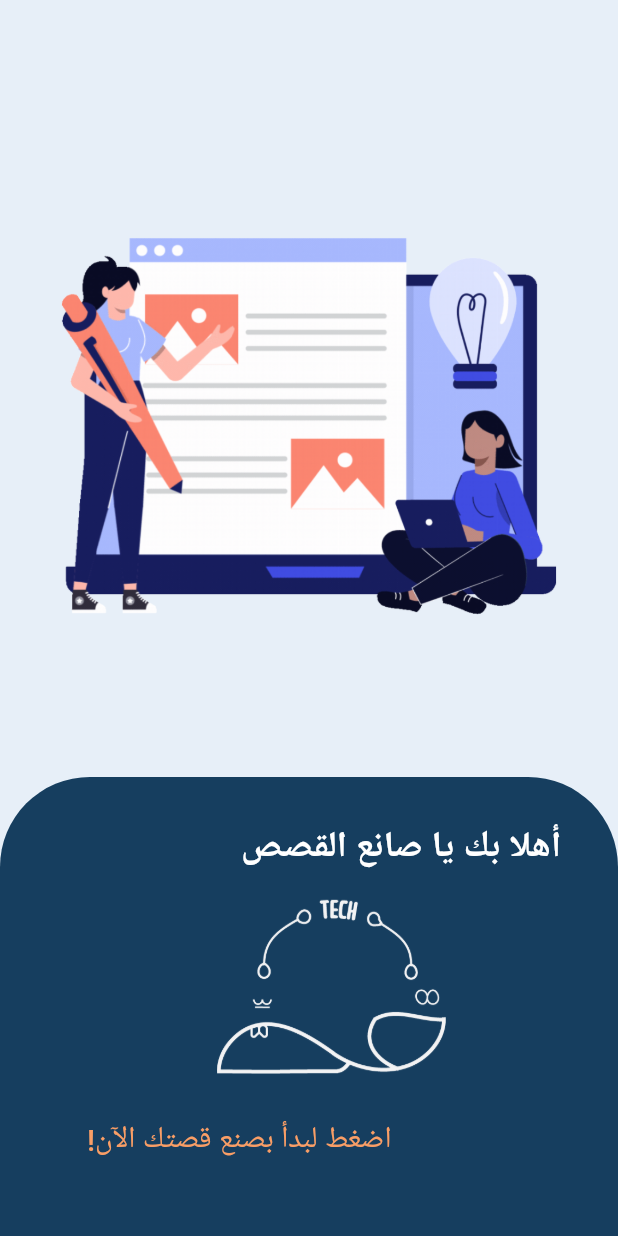
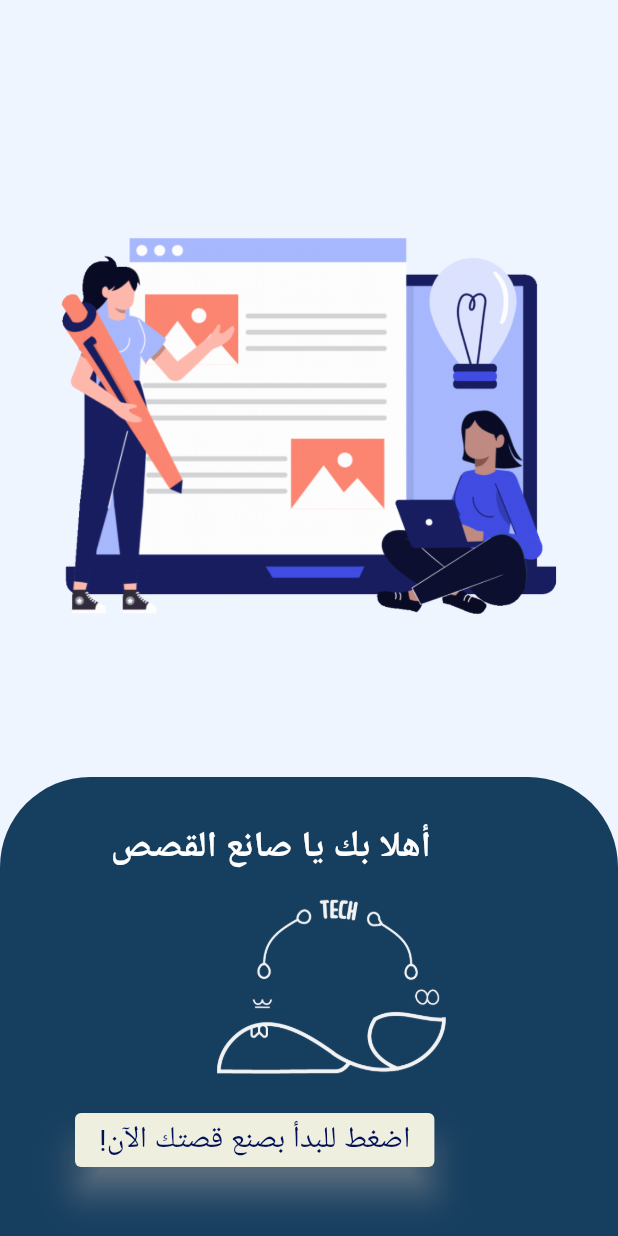
Before and after one commit to Lujain-M02/2023-GP1-6, a Flutter app: the screen it shows after launch, after a tap on "تخطي", on a phone screen of 412 x 824 dp. Run offline on Flutter 3.47's test engine with Material 2 defaults, Android fonts, the phone set to English and light mode, and no system bars; our stand-ins replace animate_do, animated_text_kit, introduction_screen, lottie.

Commit message:
adding a button and its shadow and style class

```diff
--- a/your_story/lib/pages/intro_pages.dart
+++ b/your_story/lib/pages/intro_pages.dart
@@ -4,6 +4,7 @@ import 'package:flutter/material.dart';
 import 'package:flutter/services.dart';
 
 import 'package:introduction_screen/introduction_screen.dart';
+import 'package:your_story/pages/style.dart';
 import 'package:your_story/pages/welcome_page.dart';
 
 class MyHomePage extends StatelessWidget {
@@ -18,9 +19,9 @@ class MyHomePage extends StatelessWidget {
         pageColor: const Color.fromARGB(255, 238, 245, 255),
         imageFlex: -3,
         titleTextStyle: TextStyle(
-          fontSize: 33.0,
+          fontSize: 27.0,
           fontWeight: FontWeight.bold,
-          color: Color.fromARGB(255, 17, 11, 79),
+          color: your_story_Style.titleColor,
         ),
         bodyTextStyle: TextStyle(
           fontSize: 24.0,
@@ -36,9 +37,9 @@ class MyHomePage extends StatelessWidget {
         pageColor: const Color.fromARGB(255, 238, 245, 255),
         imageFlex: -3,
          titleTextStyle: TextStyle(
-          fontSize: 33.0,
+          fontSize: 27.0,
           fontWeight: FontWeight.bold,
-          color: Color.fromARGB(255, 17, 11, 79),
+          color: your_story_Style.titleColor,
         ),
         bodyTextStyle: TextStyle(
           fontSize: 24.0,
@@ -76,19 +77,19 @@ class MyHomePage extends StatelessWidget {
       skip: Text(
         "تخطي",
         style: TextStyle(
-          color: Colors.blue,
+          color: your_story_Style.titleColor,
           fontSize: 25.0,
         ),
       ),
       next: Icon(
         Icons.arrow_forward,
-        color: Colors.blue,
+        color: your_story_Style.titleColor,
       ),
       done: Text(
         "تم",
         style: TextStyle(
           fontWeight: FontWeight.bold,
-          color: Colors.blue,
+          color: your_story_Style.titleColor,
           fontSize: 25.0,
         ),
       ),
@@ -96,7 +97,7 @@ class MyHomePage extends StatelessWidget {
        size: Size(10.0, 10.0),
         color: Colors.grey,
         activeSize: Size(22.0, 10.0),
-        activeColor: Colors.blue,
+        activeColor: your_story_Style.titleColor,
         activeShape: RoundedRectangleBorder(
           borderRadius: BorderRadius.all(Radius.circular(25.0)),
       ),
--- /dev/null
+++ b/your_story/lib/pages/style.dart
@@ -0,0 +1,21 @@
+import 'package:flutter/material.dart';
+
+class your_story_Style {
+  static Color backgroundColor = const Color.fromARGB(255, 238, 245, 255); // Replace with your desired background color
+  static Color buttonColor = Color.fromARGB(255, 238, 239, 223); // Replace with your desired button color
+  static Color buttonShadowColor = Color.fromARGB(255, 230, 224, 224); // Replace with your desired button shadow color
+  static Color titleColor = Color.fromARGB(255, 1, 16, 87); // Replace with your desired title color
+  static Color textColor = Color.fromARGB(255, 37, 53, 120); // Replace with your desired text color
+
+  static BoxDecoration buttonDecoration = BoxDecoration(
+    color: buttonColor,
+    borderRadius: BorderRadius.circular(8.0),
+    boxShadow: [
+      BoxShadow(
+        color: buttonShadowColor,
+        blurRadius: 4.0,
+        offset: Offset(0, 4),
+      ),
+    ],
+  );
+}
--- a/your_story/lib/pages/welcome_page.dart
+++ b/your_story/lib/pages/welcome_page.dart
@@ -1,6 +1,6 @@
 import 'package:animate_do/animate_do.dart';
 import 'package:flutter/material.dart';
-
+import 'package:your_story/pages/style.dart';
 import 'create_story_pages/create_story.dart';
 
 class welcomePage extends StatefulWidget {
@@ -14,8 +14,8 @@ class _welcomePageState extends State<welcomePage> {
   @override
   Widget build(BuildContext context) {
     return Scaffold(
-      backgroundColor: const Color.fromARGB(255, 231, 239, 248),
-      body: Container(
+      backgroundColor:  your_story_Style.backgroundColor,
+      body: SizedBox(
         width: double.infinity,
         child: Column(
           mainAxisAlignment: MainAxisAlignment.spaceBetween,
@@ -47,16 +47,16 @@ class _welcomePageState extends State<welcomePage> {
                 ),
                 child: Column(
                   crossAxisAlignment:
-                      CrossAxisAlignment.center, // Center-align the text
+                      CrossAxisAlignment.center,
                   children: [
                     FadeInUp(
                       duration: const Duration(milliseconds: 1000),
                       delay: const Duration(milliseconds: 1000),
                       from: 50,
                       child: const Center(
-                        // Wrap the Text with Center
+
                         child: Align(
-                          alignment: Alignment.centerRight, // Align to the left
+                          alignment: Alignment.centerLeft,
                           child: Text(
                             ' أهلا بك يا صانع القصص      ',
                             textAlign: TextAlign.center,
@@ -74,10 +74,12 @@ class _welcomePageState extends State<welcomePage> {
                     FadeInUp(
                       duration: const Duration(milliseconds: 1000),
                       delay: const Duration(milliseconds: 1000),
-                      from: 50,
+                      from:50,
                       child: Image.asset(
+          //Padding:EdgeInsets,
                         'assets/white.png',
                         height: 120,
+
                       ),
                     ),
                     const SizedBox(height: 20),
@@ -87,17 +89,25 @@ class _welcomePageState extends State<welcomePage> {
                       from: 70,
                       child: Align(
                       alignment: Alignment.bottomLeft,
-                        child: TextButton(
+                      child: ElevatedButton(
   onPressed: () {
-                            Navigator.of(context).pushReplacement(
+    Navigator.of(context).push(
       MaterialPageRoute(builder: (_) => WhitePage()),
     );
   },
+
+  style: ElevatedButton.styleFrom(
+
+    backgroundColor: your_story_Style.buttonColor,
+    textStyle: const TextStyle(fontSize: 20),
+    elevation: 10,
+    shadowColor: your_story_Style.buttonShadowColor,
+
+  ),
   child: const Text(
-                            '!اضغط لبدأ بصنع قصتك الآن',
+    '!اضغط للبدأ بصنع قصتك الآن',
     style: TextStyle(
-                              fontSize: 20,
-                              color: Color.fromARGB(255, 249, 158, 102),
+      color: Color.fromARGB(255, 1, 16, 87), // Text color
     ),
   ),
 ),
@@ -133,7 +143,7 @@ class WhitePage extends StatelessWidget {
       floatingActionButton: FloatingActionButton(
         onPressed: () {
           Navigator.of(context).pushReplacement(
-            MaterialPageRoute(builder: (_) => CreateStory()),
+            MaterialPageRoute(builder: (_) => const CreateStory()),
           );
         },
         child: const Text(
--- a/your_story/lib/startScreen.dart
+++ b/your_story/lib/startScreen.dart
@@ -31,7 +31,7 @@ Navigator.pushReplacement(context, MaterialPageRoute(builder: (context)=> MyHome
       backgroundColor: Colors.transparent,
       body: Stack(
         children: [
-          // Background Image
+
           Container(
             decoration: const BoxDecoration(
               image: DecorationImage(
```
Lines whose indentation alone changed are shown as unchanged.
